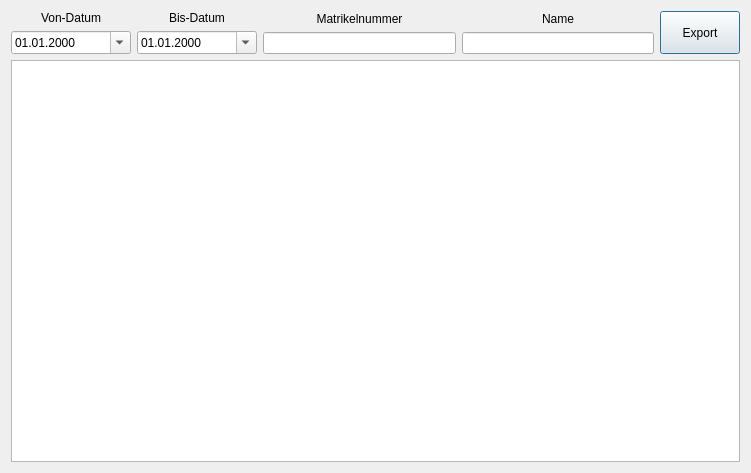
Before: the Qt Designer form timestampdialog.ui in Kopfwerk-Datensysteme/Power.Attendance, drawn with Qt 5.
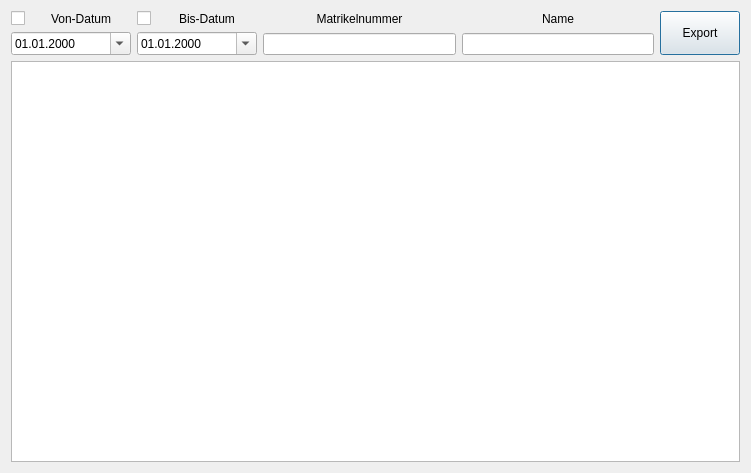
After: the same form once the commit is applied.

Commit message: disabling of date edits works

```diff
--- a/timestampdialog.ui
+++ b/timestampdialog.ui
@@ -17,10 +17,25 @@
    <item row="0" column="0">
     <layout class="QVBoxLayout" name="verticalLayout_5">
      <item>
-      <layout class="QHBoxLayout" name="horizontalLayout">
+      <layout class="QHBoxLayout" name="horizontalLayout_3">
        <item>
         <layout class="QVBoxLayout" name="verticalLayout">
          <item>
+          <layout class="QHBoxLayout" name="horizontalLayout">
+           <item>
+            <widget class="QCheckBox" name="fromDateCheckBox">
+             <property name="sizePolicy">
+              <sizepolicy hsizetype="Fixed" vsizetype="Fixed">
+               <horstretch>0</horstretch>
+               <verstretch>0</verstretch>
+              </sizepolicy>
+             </property>
+             <property name="text">
+              <string/>
+             </property>
+            </widget>
+           </item>
+           <item>
           <widget class="QLabel" name="labelDate">
            <property name="text">
             <string>Von-Datum</string>
@@ -30,6 +45,8 @@
            </property>
           </widget>
          </item>
+          </layout>
+         </item>
          <item>
           <widget class="QDateEdit" name="fromDateEdit">
            <property name="minimumSize">
@@ -51,6 +68,21 @@
        <item>
         <layout class="QVBoxLayout" name="verticalLayout_4">
          <item>
+          <layout class="QHBoxLayout" name="horizontalLayout_2">
+           <item>
+            <widget class="QCheckBox" name="toDateCheckBox">
+             <property name="sizePolicy">
+              <sizepolicy hsizetype="Fixed" vsizetype="Fixed">
+               <horstretch>0</horstretch>
+               <verstretch>0</verstretch>
+              </sizepolicy>
+             </property>
+             <property name="text">
+              <string/>
+             </property>
+            </widget>
+           </item>
+           <item>
           <widget class="QLabel" name="labelDate_2">
            <property name="text">
             <string>Bis-Datum</string>
@@ -59,6 +91,8 @@
             <set>Qt::AlignCenter</set>
            </property>
           </widget>
+           </item>
+          </layout>
          </item>
          <item>
           <widget class="QDateEdit" name="toDateEdit">
```
Lines whose indentation alone changed are shown as unchanged. The commit also changes 2 other files.
